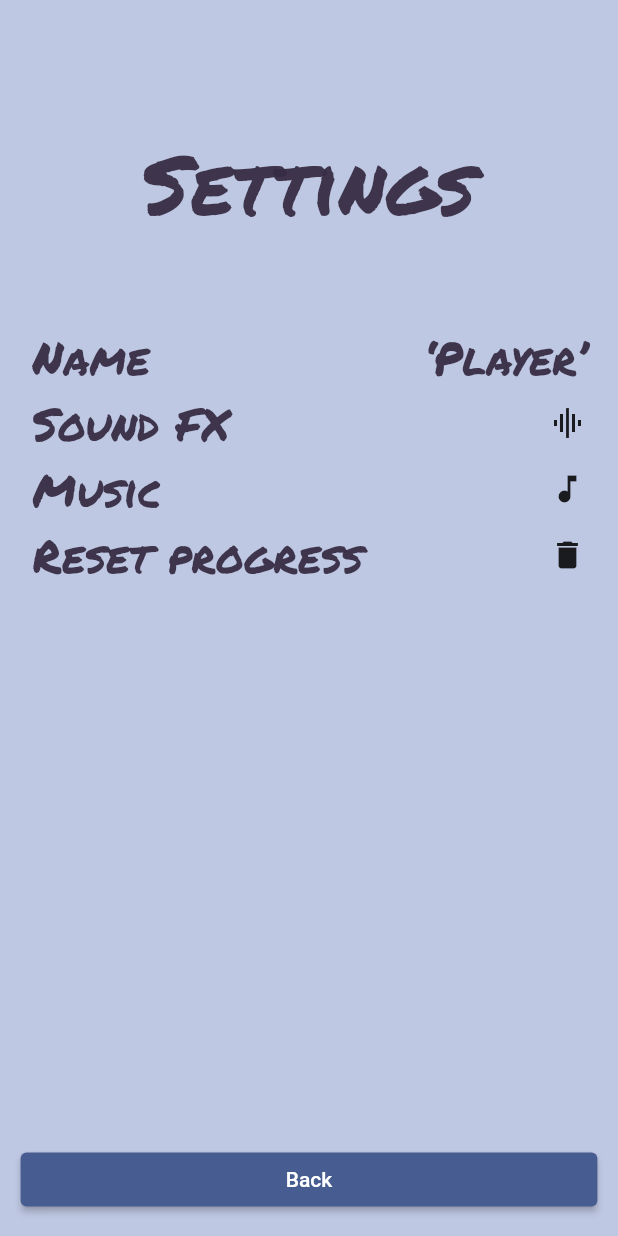
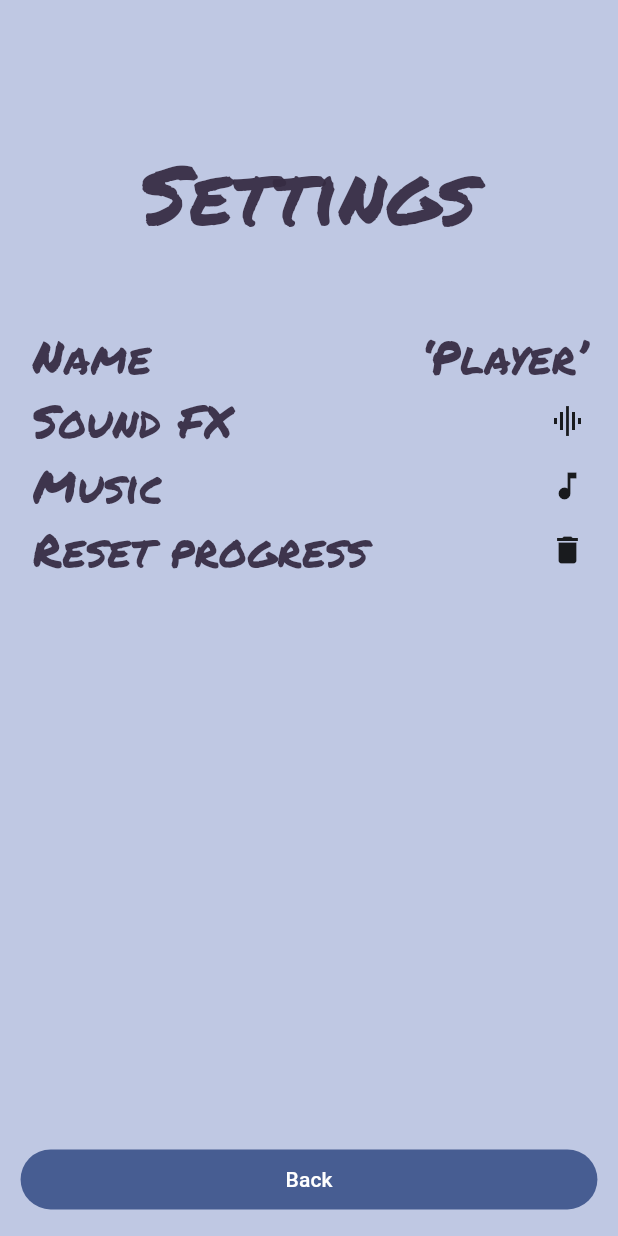
Before and after one commit to Paradoxianer/flying_words, a Flutter app: the screen it shows after launch, after a tap on "Settings", on a phone screen of 412 x 824 dp. Run offline on Flutter 3.47's test engine with Material 2 defaults, Android fonts, the phone set to English and light mode, and no system bars; our stand-ins replace audioplayers, firebase_core, firebase_crashlytics, go_router, google_mobile_ads, in_app_purchase and 1 more; missing offline and left inert: games_services; accounts and stored records are empty.

Commit message:
Some minor changes from the game template

```diff
--- a/lib/main.dart
+++ b/lib/main.dart
@@ -255,6 +255,7 @@ class MyApp extends StatelessWidget {
                   color: palette.ink,
                 ),
               ),
+              useMaterial3: true,
             ),
             routeInformationProvider: _router.routeInformationProvider,
             routeInformationParser: _router.routeInformationParser,
--- a/lib/src/settings/settings_screen.dart
+++ b/lib/src/settings/settings_screen.dart
@@ -101,7 +101,7 @@ class SettingsScreen extends StatelessWidget {
             _gap,
           ],
         ),
-        rectangularMenuArea: ElevatedButton(
+        rectangularMenuArea: FilledButton(
           onPressed: () {
             GoRouter.of(context).pop();
           },
@@ -169,14 +169,19 @@ class _SettingsLine extends StatelessWidget {
       child: Padding(
         padding: const EdgeInsets.symmetric(horizontal: 8),
         child: Row(
-          mainAxisAlignment: MainAxisAlignment.center,
+          mainAxisAlignment: MainAxisAlignment.start,
           children: [
-            Text(title,
+            Expanded(
+              child: Text(
+                title,
+                maxLines: 1,
+                overflow: TextOverflow.ellipsis,
                 style: const TextStyle(
                   fontFamily: 'Permanent Marker',
                   fontSize: 30,
-                )),
-            const Spacer(),
+                ),
+              ),
+            ),
             icon,
           ],
         ),
--- a/lib/src/win_game/win_game_screen.dart
+++ b/lib/src/win_game/win_game_screen.dart
@@ -61,7 +61,7 @@ class WinGameScreen extends StatelessWidget {
             ),
           ],
         ),
-        rectangularMenuArea: ElevatedButton(
+        rectangularMenuArea: FilledButton(
           onPressed: () {
             GoRouter.of(context).go('/play');
           },
```
Lines whose indentation alone changed are shown as unchanged.
